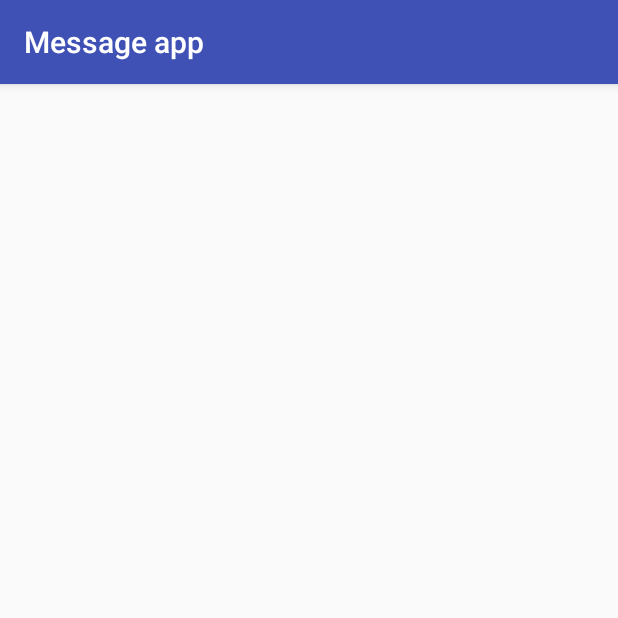
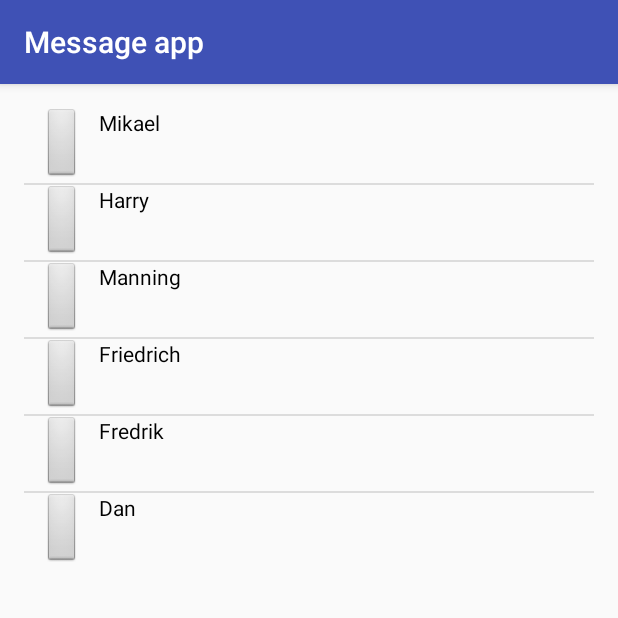
Before and after one commit to MysticVoice/AndroidStudio-project-1, an Android app: the screen it shows after launch (MainActivity), on a phone screen of 412 x 824 dp, the top half of it. Run offline under Robolectric (Android 15) with nearby library versions, the phone set to English and light mode, and no system bars.

```diff
--- a/app/src/main/java/com/example/fredrik/messageapp/ConversationActivity.java
+++ b/app/src/main/java/com/example/fredrik/messageapp/ConversationActivity.java
@@ -30,5 +30,6 @@ public class ConversationActivity extends AppCompatActivity{
         EditText txt = (EditText) findViewById(R.id.messageField);
         message = txt.getText().toString();
         conversation.postMessage(message);
+        conversation.randomMessage();
     }
 }
--- a/app/src/main/java/com/example/fredrik/messageapp/MainActivity.java
+++ b/app/src/main/java/com/example/fredrik/messageapp/MainActivity.java
@@ -19,34 +19,23 @@ import java.util.Arrays;
 import java.util.List;
 
 public class MainActivity extends AppCompatActivity {
+    ArrayList<User> data;
     @Override
     protected void onCreate(Bundle savedInstanceState) {
         super.onCreate(savedInstanceState);
         setContentView(R.layout.activity_main);
-//        List
+        data = null;
 
-        ArrayList<User> data = null;
-        while(data == null) {
-            data = permissionContacts();
+        if(checkSelfPermission(Manifest.permission.READ_CONTACTS) == PackageManager.PERMISSION_GRANTED)
+        {
+            //data = permissionContacts();
+            fillContacts();
         }
 
-//        if(checkSelfPermission(Manifest.permission.READ_CONTACTS) == PackageManager.PERMISSION_GRANTED)
-//        {
-//            data = getContacts();
-//        }
-//
-//        else
-//        {
-//            data = new ArrayList<User>();
-//            data.add(new User("Mikael"));
-//            data.add(new User("Harry"));
-//            data.add(new User("Manning"));
-//            data.add(new User("Friedrich"));
-//            data.add(new User("Fredrik"));
-//               new User("Fredrico"),
-//               new User("Fanthomas"),
-//            data.add(new User("Dan"));
-//        }
+        else
+        {
+            fillContacts();
+        }
 
         UserListAdapter ula = new UserListAdapter(getApplicationContext(),data);
 
@@ -62,6 +51,17 @@ public class MainActivity extends AppCompatActivity {
             }
         });
 
+    }
+
+    private void fillContacts()
+    {
+        data = new ArrayList<User>();
+        data.add(new User("Mikael"));
+        data.add(new User("Harry"));
+        data.add(new User("Manning"));
+        data.add(new User("Friedrich"));
+        data.add(new User("Fredrik"));
+        data.add(new User("Dan"));
     }
 
     // Request code for READ_CONTACTS. It can be any number > 0.
@@ -80,7 +80,7 @@ public class MainActivity extends AppCompatActivity {
             return getContacts();
 
         }
-        return null;
+        return new ArrayList<User>();
     }
 
     private ArrayList<User> getContacts()
@@ -113,4 +113,17 @@ public class MainActivity extends AppCompatActivity {
         }
         return contacts;
     }
+
+    @Override
+    public void onRequestPermissionsResult(int requestCode, String[] permissions,
+                                           int[] grantResults) {
+        if (requestCode == PERMISSIONS_REQUEST_READ_CONTACTS) {
+            if (grantResults[0] == PackageManager.PERMISSION_GRANTED) {
+                // Permission is granted
+                data = getContacts();
+            } else {
+                Toast.makeText(this, "Until you grant the permission, we canot display the names", Toast.LENGTH_SHORT).show();
+            }
+        }
+    }
 }
```
Also changed, not shown: app/src/main/java/com/example/fredrik/messageapp/Conversation.java (+5 -5 lines), app/src/main/java/com/example/fredrik/messageapp/MessageListAdapter.java (+7 -1 lines).
